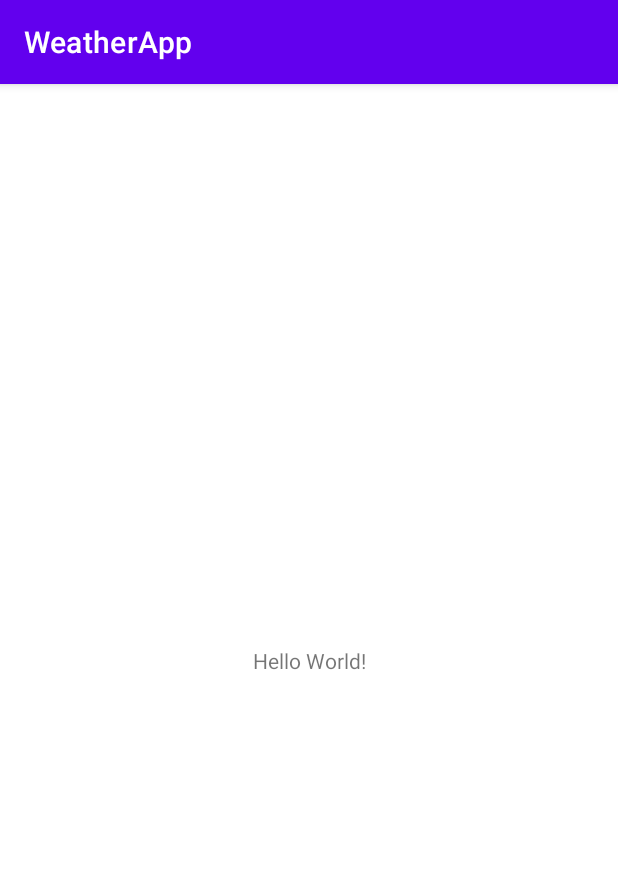
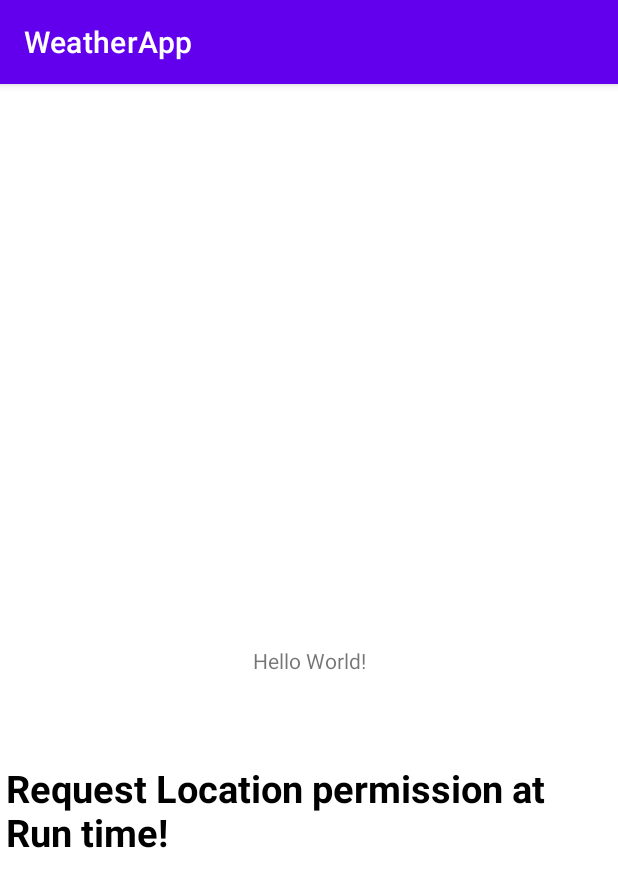
Before and after one commit to Agilefreaks/weatherandroid, an Android app: the screen it shows after launch (MainActivity), on a phone screen of 412 x 824 dp. Shown: the top 887 px of the screen. Run offline under Robolectric (Android 15) with nearby library versions, the phone set to English and light mode, and no system bars.

Commit message:
Added a text view with request location permission

```diff
--- a/WeatherApp/app/src/main/res/layout/activity_main.xml
+++ b/WeatherApp/app/src/main/res/layout/activity_main.xml
@@ -15,4 +15,17 @@
         app:layout_constraintRight_toRightOf="parent"
         app:layout_constraintTop_toTopOf="parent" />
 
+    <TextView
+        android:layout_width="wrap_content"
+        android:layout_height="wrap_content"
+        android:layout_centerInParent="true"
+        android:layout_marginTop="448dp"
+        android:padding="4dp"
+        android:text="@string/request_location_permission"
+        android:textColor="@android:color/background_dark"
+        android:textSize="25sp"
+        android:textStyle="bold"
+        app:layout_constraintStart_toStartOf="parent"
+        app:layout_constraintTop_toTopOf="parent" />
+
 </androidx.constraintlayout.widget.ConstraintLayout>
--- a/WeatherApp/app/src/main/res/values/strings.xml
+++ b/WeatherApp/app/src/main/res/values/strings.xml
@@ -1,3 +1,4 @@
 <resources>
     <string name="app_name">WeatherApp</string>
+    <string name="request_location_permission">Request Location permission at Run time!</string>
 </resources>
```
